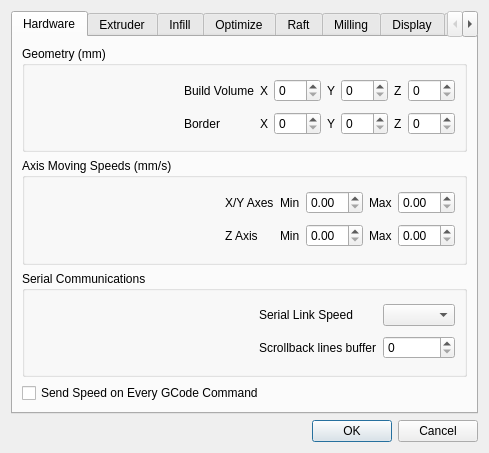
timschmidt/repsnapper, file RepsnapperQt/preferences_dlg.ui: the form before one commit.
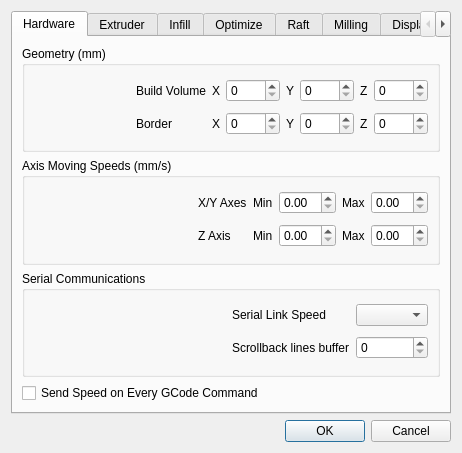
The form after the commit. Icons and pictures are not drawn.

Commit message: settings: checkboxes dual, double spin

```diff
--- a/RepsnapperQt/preferences_dlg.ui
+++ b/RepsnapperQt/preferences_dlg.ui
@@ -6,7 +6,7 @@
    <rect>
     <x>0</x>
     <y>0</y>
-    <width>489</width>
+    <width>462</width>
     <height>453</height>
    </rect>
   </property>
@@ -80,6 +80,12 @@
                 <property name="decimals">
                  <number>0</number>
                 </property>
+                <property name="maximum">
+                 <double>1000.000000000000000</double>
+                </property>
+                <property name="singleStep">
+                 <double>2.000000000000000</double>
+                </property>
                </widget>
               </item>
               <item row="0" column="1">
@@ -101,6 +107,12 @@
                 <property name="decimals">
                  <number>0</number>
                 </property>
+                <property name="maximum">
+                 <double>1000.000000000000000</double>
+                </property>
+                <property name="singleStep">
+                 <double>5.000000000000000</double>
+                </property>
                </widget>
               </item>
               <item row="2" column="5">
@@ -136,6 +148,12 @@
                 <property name="decimals">
                  <number>0</number>
                 </property>
+                <property name="maximum">
+                 <double>1000.000000000000000</double>
+                </property>
+                <property name="singleStep">
+                 <double>5.000000000000000</double>
+                </property>
                </widget>
               </item>
               <item row="2" column="4">
@@ -143,6 +161,12 @@
                 <property name="decimals">
                  <number>0</number>
                 </property>
+                <property name="maximum">
+                 <double>100.000000000000000</double>
+                </property>
+                <property name="singleStep">
+                 <double>1.000000000000000</double>
+                </property>
                </widget>
               </item>
               <item row="2" column="1">
```
The commit also changes 2 other files.
